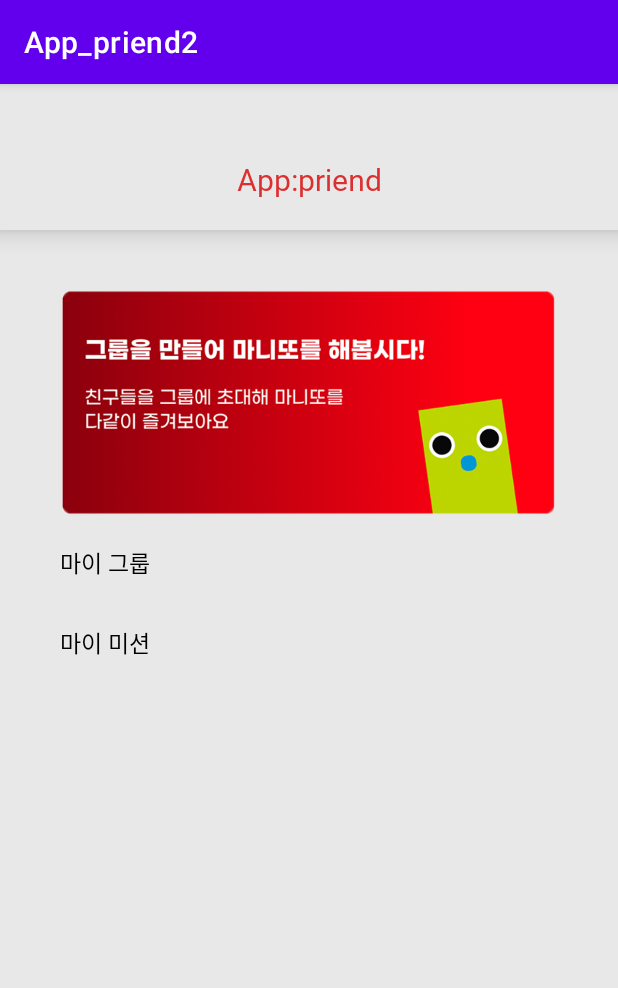
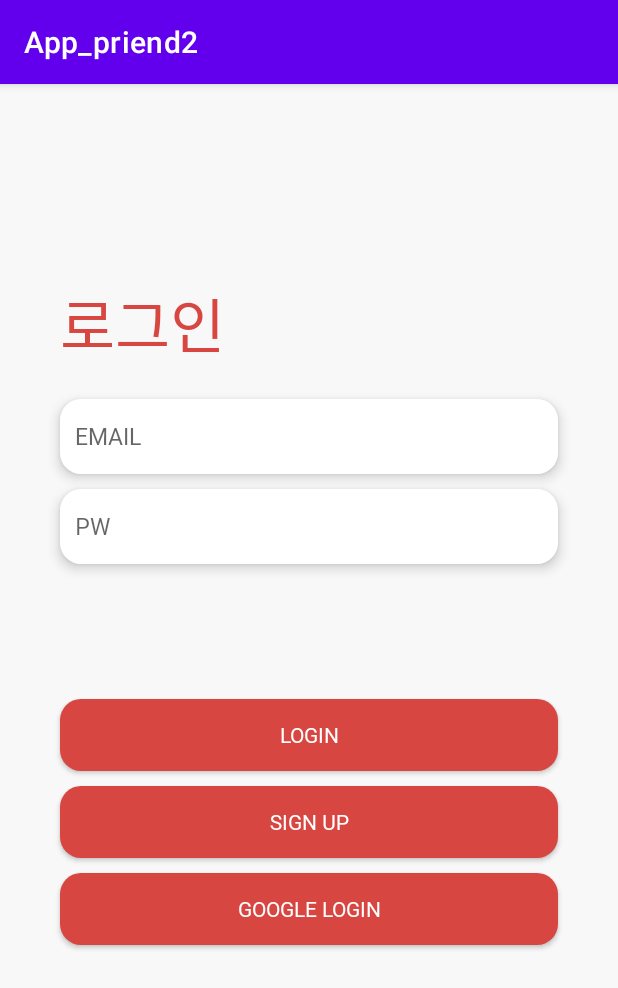
Before and after one commit to krsthg/App_priend2, an Android app: the screen it shows after launch (MainActivity before the commit, LoginActivity after it), on a phone screen of 412 x 824 dp. Shown: the top 988 px of the screen. Run offline under Robolectric (Android 15) with nearby library versions, the phone set to English and light mode, and no system bars; our stand-ins replace Firebase (no records; nobody signed in at launch, a user with empty details on screens opened directly).

Commit message:
22.08.11

```diff
--- /dev/null
+++ b/app/src/main/java/com/example/app_priend2/LoginActivity.kt
@@ -0,0 +1,131 @@
+package com.example.app_priend2
+
+
+import android.content.Intent
+import androidx.appcompat.app.AppCompatActivity
+import android.os.Bundle
+import android.widget.Button
+import android.widget.EditText
+import android.widget.Toast
+import com.google.android.gms.auth.api.Auth
+import com.google.android.gms.auth.api.signin.GoogleSignIn
+import com.google.android.gms.auth.api.signin.GoogleSignInAccount
+import com.google.android.gms.auth.api.signin.GoogleSignInClient
+import com.google.android.gms.auth.api.signin.GoogleSignInOptions
+import com.google.firebase.auth.FirebaseAuth
+import com.google.firebase.auth.FirebaseUser
+import com.google.firebase.auth.GoogleAuthProvider
+
+class LoginActivity : AppCompatActivity() {
+    private var auth : FirebaseAuth? = null
+    private var googleSignInClient : GoogleSignInClient? = null
+    private var GOOGLE_LOGIN_CODE = 9001
+
+    override fun onCreate(savedInstanceState: Bundle?) {
+        super.onCreate(savedInstanceState)
+        setContentView(R.layout.activity_login)
+        auth = FirebaseAuth.getInstance()
+
+        // 회원가입 창으로
+        val signupButton = findViewById<Button>(R.id.GotoSignupButton)
+        signupButton.setOnClickListener {
+            startActivity(Intent(this,SingupActivity::class.java))
+        }
+
+        // 로그인 버튼
+        val loginButton = findViewById<Button>(R.id.LoginButton)
+        loginButton.setOnClickListener {
+            val idEditText = findViewById<EditText>(R.id.ID)
+            val passwordEditText = findViewById<EditText>(R.id.PW)
+            signIn(idEditText.text.toString(),passwordEditText.text.toString())
+        }
+
+        // 구글 로그인 버튼
+        val googleButton = findViewById<Button>(R.id.GoogleLoginButton)
+        googleButton.setOnClickListener { googleLogin() }
+        val default_web_client_id :String = "481189433167-9j4l1h12ef108cv7te7ds1qujmot5bvm.apps.googleusercontent.com"
+
+        var gso = GoogleSignInOptions.Builder(GoogleSignInOptions.DEFAULT_SIGN_IN)
+            .requestIdToken(default_web_client_id)
+            .requestEmail()
+            .build()
+        googleSignInClient = GoogleSignIn.getClient(this,gso)
+    }
+
+    // 로그아웃하지 않을 시 자동 로그인 , 회원가입시 바로 로그인 됨
+    public override fun onStart() {
+        super.onStart()
+        moveUserInfoPage(auth?.currentUser)
+    }
+
+    // 로그인
+    private fun signIn(email: String, password: String) {
+
+        if (email.isNotEmpty() && password.isNotEmpty()) {
+            auth?.signInWithEmailAndPassword(email, password)
+                ?.addOnCompleteListener(this) { task ->
+                    if (task.isSuccessful) {
+                        Toast.makeText(
+                            baseContext, "로그인에 성공 하였습니다.",
+                            Toast.LENGTH_SHORT
+                        ).show()
+                        moveUserInfoPage(auth?.currentUser)
+                    } else {
+                        Toast.makeText(
+                            baseContext, "로그인에 실패 하였습니다.",
+                            Toast.LENGTH_SHORT
+                        ).show()
+                    }
+                }
+        }
+    }
+
+    // 구글 로그인 함수
+    fun googleLogin(){
+        var signInIntent = googleSignInClient?.signInIntent
+        startActivityForResult(signInIntent,GOOGLE_LOGIN_CODE)
+    }
+
+    fun firebaseAuthWithGoogle(account : GoogleSignInAccount?){
+        var credential = GoogleAuthProvider.getCredential(account?.idToken,null)
+        auth?.signInWithCredential(credential)
+            ?.addOnCompleteListener{
+                    task ->
+                if(task.isSuccessful){
+                    // 아이디, 비밀번호 맞을 때
+                    moveUserInfoPage(task.result?.user)
+                }else{
+                    // 틀렸을 때
+                    Toast.makeText(this,task.exception?.message,Toast.LENGTH_SHORT).show()
+                }
+            }
+    }
+
+    override fun onActivityResult(requestCode: Int, resultCode: Int, data: Intent?) {
+        super.onActivityResult(requestCode, resultCode, data)
+        if(requestCode == GOOGLE_LOGIN_CODE){
+            var result = Auth.GoogleSignInApi.getSignInResultFromIntent(data!!)!!
+            // 구글API가 넘겨주는 값 받아옴
+
+            if(result.isSuccess) {
+                var accout = result.signInAccount
+                firebaseAuthWithGoogle(accout)
+                Toast.makeText(this,"로그인 성공",Toast.LENGTH_SHORT).show()
+            }
+            else{
+                Toast.makeText(this,"로그인 실패",Toast.LENGTH_SHORT).show()
+            }
+        }
+    }
+
+
+
+    // 유저정보 넘겨주고 메인 액티비티 호출
+    fun moveUserInfoPage(user: FirebaseUser?){
+        if( user!= null){
+            startActivity(Intent(this,MainActivity::class.java))
+            finish()
+        }
+    }
+
+}
--- /dev/null
+++ b/app/src/main/res/drawable/button_radius.xml
@@ -0,0 +1,11 @@
+<?xml version="1.0" encoding="utf-8"?>
+<shape xmlns:android="http://schemas.android.com/apk/res/android"
+    android:padding="10dp"
+    android:shape="rectangle" >
+    <solid android:color="@color/applepie" />
+    <corners
+        android:bottomLeftRadius="14dp"
+        android:bottomRightRadius="14dp"
+        android:topLeftRadius="14dp"
+        android:topRightRadius="14dp" />
+</shape>
--- /dev/null
+++ b/app/src/main/res/drawable/input_radius.xml
@@ -0,0 +1,11 @@
+<?xml version="1.0" encoding="utf-8"?>
+<shape xmlns:android="http://schemas.android.com/apk/res/android"
+    android:padding="10dp"
+    android:shape="rectangle" >
+    <solid android:color="@color/white" />
+    <corners
+        android:bottomLeftRadius="14dp"
+        android:bottomRightRadius="14dp"
+        android:topLeftRadius="14dp"
+        android:topRightRadius="14dp" />
+</shape>
--- /dev/null
+++ b/app/src/main/res/layout/activity_login.xml
@@ -0,0 +1,115 @@
+<?xml version="1.0" encoding="utf-8"?>
+<androidx.constraintlayout.widget.ConstraintLayout
+    xmlns:android="http://schemas.android.com/apk/res/android"
+    xmlns:tools="http://schemas.android.com/tools"
+    xmlns:app="http://schemas.android.com/apk/res-auto"
+    android:layout_width="match_parent"
+    android:layout_height="match_parent"
+    tools:context=".LoginActivity">
+
+
+
+  <View
+      android:id="@+id/screen"
+      android:layout_width="match_parent"
+      android:layout_height="match_parent"
+      app:layout_constraintTop_toTopOf="parent"
+      app:layout_constraintStart_toStartOf="parent"
+      android:background="@color/background1"
+
+      />
+  <TextView
+      android:id="@+id/title"
+      android:layout_width="match_parent"
+      android:layout_height="wrap_content"
+      android:text="로그인"
+      app:layout_constraintTop_toTopOf="parent"
+      app:layout_constraintStart_toStartOf="parent"
+      android:fontFamily="@font/font3"
+      android:layout_marginStart="40dp"
+      android:textSize="40dp"
+      android:textColor="@color/applepie"
+      android:layout_marginTop="130dp"
+
+      />
+
+  <EditText
+
+      android:id="@+id/ID"
+      android:layout_width="match_parent"
+      android:layout_height="50dp"
+      android:hint="EMAIL"
+      app:layout_constraintTop_toBottomOf="@+id/title"
+      app:layout_constraintStart_toStartOf="parent"
+      android:background="@drawable/input_radius"
+      android:elevation="5dp"
+      android:layout_marginStart="40dp"
+      android:layout_marginEnd="40dp"
+      android:fontFamily="@font/font2"
+      android:padding="10dp"
+      android:textSize="15dp"
+      android:layout_marginTop="20dp"
+      />
+
+  <EditText
+      android:id="@+id/PW"
+      android:inputType="textPassword"
+      android:layout_width="match_parent"
+      android:layout_height="50dp"
+      android:hint="PW"
+      app:layout_constraintTop_toBottomOf="@id/ID"
+      app:layout_constraintStart_toStartOf="parent"
+      android:background="@drawable/input_radius"
+      android:elevation="5dp"
+      android:layout_marginTop="10dp"
+      android:layout_marginStart="40dp"
+      android:layout_marginEnd="40dp"
+      android:fontFamily="@font/font2"
+      android:padding="10dp"
+      android:textSize="15dp"/>
+
+  <androidx.appcompat.widget.AppCompatButton
+      android:id="@+id/LoginButton"
+      android:layout_width="match_parent"
+      android:layout_height="wrap_content"
+      android:background="@drawable/button_radius"
+      android:layout_marginStart="40dp"
+      android:layout_marginEnd="40dp"
+      android:layout_marginTop="90dp"
+      app:layout_constraintTop_toBottomOf="@id/PW"
+      app:layout_constraintStart_toStartOf="parent"
+      android:fontFamily="@font/font3"
+      android:text="Login"
+      android:textColor="@color/white"
+     />
+
+  <androidx.appcompat.widget.AppCompatButton
+      android:id="@+id/GotoSignupButton"
+      android:layout_width="match_parent"
+      android:layout_height="wrap_content"
+      app:layout_constraintTop_toBottomOf="@id/LoginButton"
+      app:layout_constraintStart_toStartOf="parent"
+      android:background="@drawable/button_radius"
+      android:fontFamily="@font/font3"
+      android:text="Sign up"
+      android:layout_marginStart="40dp"
+      android:layout_marginEnd="40dp"
+      android:layout_marginTop="10dp"
+      android:textColor="@color/white"/>
+
+  <androidx.appcompat.widget.AppCompatButton
+      android:id="@+id/GoogleLoginButton"
+      android:layout_width="match_parent"
+      android:layout_height="wrap_content"
+      app:layout_constraintTop_toBottomOf="@id/GotoSignupButton"
+      app:layout_constraintStart_toStartOf="parent"
+      android:background="@drawable/button_radius"
+      android:fontFamily="@font/font3"
+      android:text="Google Login"
+      android:layout_marginStart="40dp"
+      android:layout_marginEnd="40dp"
+      android:layout_marginTop="10dp"
+      android:textColor="@color/white"
+      />
+
+  </androidx.constraintlayout.widget.ConstraintLayout>
--- a/app/src/main/res/layout/activity_main.xml
+++ b/app/src/main/res/layout/activity_main.xml
@@ -76,7 +76,7 @@ android:layout_marginTop="20dp"
         app:layout_constraintTop_toBottomOf="@id/banner"
         android:text="마이 그룹"
         android:fontFamily="@font/font3"
-        android:textSize="15dp"
+        android:textSize="20dp"
         android:layout_marginTop="20dp"
         android:layout_marginStart="40dp"
         android:textColor="@color/black"
@@ -100,7 +100,7 @@ android:layout_marginTop="20dp"
         app:layout_constraintTop_toBottomOf="@id/recyclerview1"
         android:text="마이 미션"
         android:fontFamily="@font/font3"
-        android:textSize="15dp"
+        android:textSize="20dp"
         android:layout_marginTop="20dp"
         android:layout_marginStart="40dp"
         android:textColor="@color/black"
--- a/app/src/main/res/values/colors.xml
+++ b/app/src/main/res/values/colors.xml
@@ -7,6 +7,6 @@
     <color name="teal_700">#FF018786</color>
     <color name="black">#FF000000</color>
     <color name="white">#FFFFFFFF</color>
-    <color name="applepie">#DC3030</color>
-    <color name="background1">#E8E8E8</color>
+    <color name="applepie">#D74640</color>
+    <color name="background1">#F8F8F8</color>
 </resources>
--- a/build.gradle
+++ b/build.gradle
@@ -3,6 +3,8 @@ plugins {
     id 'com.android.application' version '7.2.1' apply false
     id 'com.android.library' version '7.2.1' apply false
     id 'org.jetbrains.kotlin.android' version '1.6.10' apply false
+    id 'com.google.gms.google-services' version '4.3.10' apply false
+
 }
 
 task clean(type: Delete) {
```
Also changed, not shown: app/build.gradle (+7 -1 lines), app/src/main/AndroidManifest.xml (+5 -4 lines), app/src/main/java/com/example/app_priend2/SingupActivity.kt (added, +52 -0 lines), app/src/main/res/layout/activity_singup.xml (added, +83 -0 lines), app/src/main/res/layout/login.xml (deleted, +0 -110 lines), app/src/main/res/layout/make_group.xml (deleted, +0 -110 lines).
